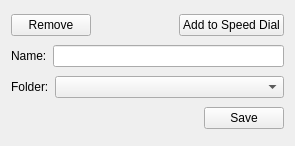
The window that src/lib/bookmarks/bookmarkswidget.ui (QupZilla/qupzilla) describes before a commit, drawn with Qt 5.
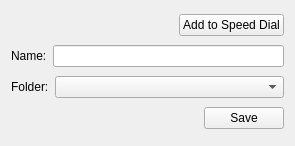
The same window after the commit.

Commit message: Rework the quick bookmark widget.

The edit to the form file:
```diff
--- a/src/lib/bookmarks/bookmarkswidget.ui
+++ b/src/lib/bookmarks/bookmarkswidget.ui
@@ -16,19 +16,6 @@
   <layout class="QVBoxLayout" name="verticalLayout">
    <item>
     <layout class="QHBoxLayout" name="horizontalLayout_3">
-     <item>
-      <widget class="QPushButton" name="removeBookmark">
-       <property name="sizePolicy">
-        <sizepolicy hsizetype="Fixed" vsizetype="Fixed">
-         <horstretch>0</horstretch>
-         <verstretch>0</verstretch>
-        </sizepolicy>
-       </property>
-       <property name="text">
-        <string>Remove</string>
-       </property>
-      </widget>
-     </item>
      <item>
       <spacer name="horizontalSpacer_2">
        <property name="orientation">
```
Left out of the diff: 2 changed lines with no effect on the pictures. The commit also changes 2 other files.
